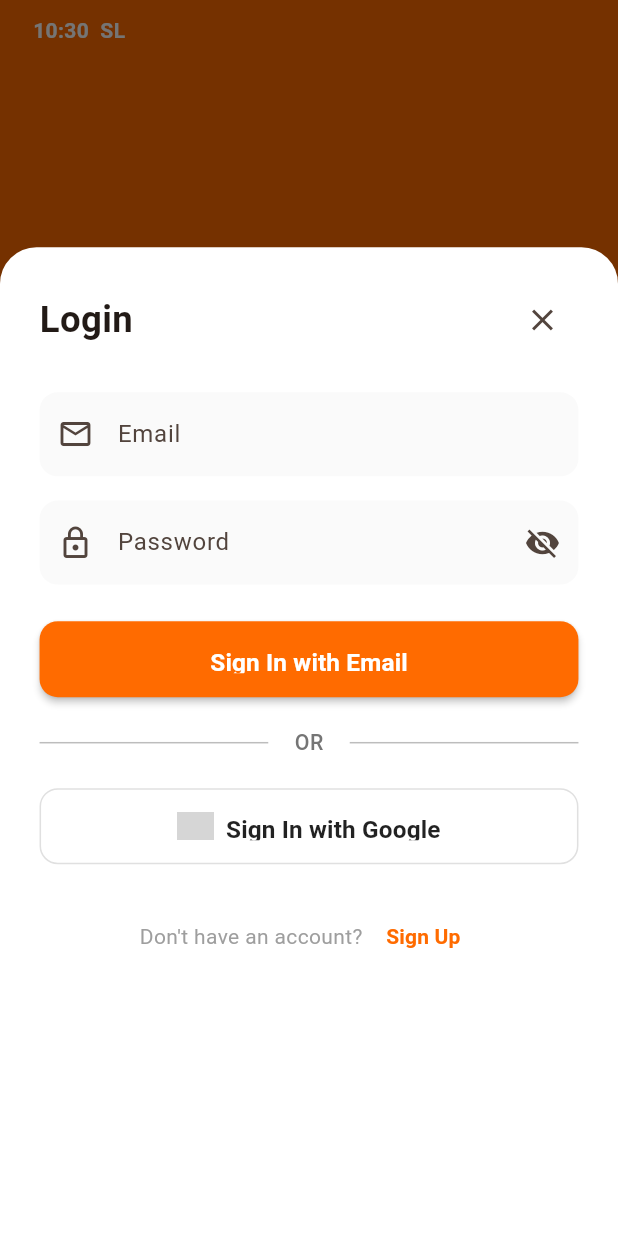
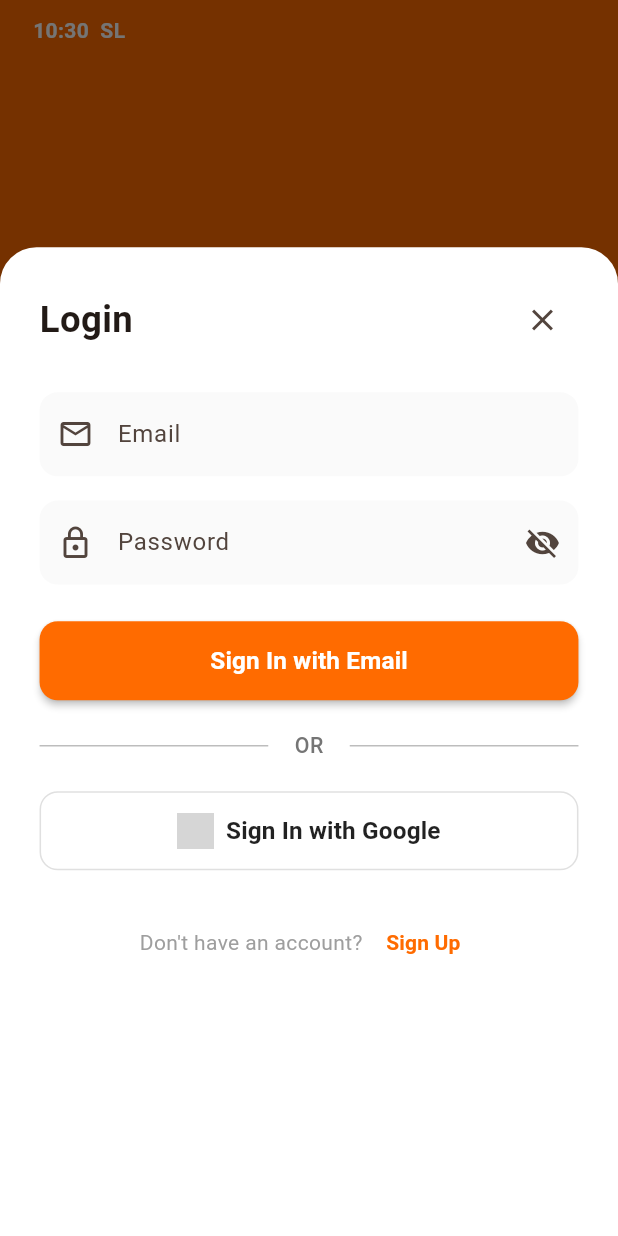
Before and after one commit to SE-LAPS/HBuilder, a Flutter app: the screen it shows after launch, after a tap on "Log in", on a phone screen of 412 x 824 dp. Run offline on Flutter 3.47's test engine with Material 3 defaults, Android fonts, the phone set to English and light mode, and no system bars; our stand-ins replace cached_network_image, carousel_slider, cloud_firestore, firebase_auth, firebase_core, firebase_storage and 10 more; missing offline and left inert: mobile_scanner; accounts and stored records are empty; generated files the repository leaves out were written again; grey boxes are pictures that could not be loaded.

Commit message:
Update sign_in_screen.dart

```diff
--- a/lib/screens/auth/sign_in_screen.dart
+++ b/lib/screens/auth/sign_in_screen.dart
@@ -177,12 +177,14 @@
                                     borderRadius: BorderRadius.circular(30.r),
                                   ),
                                   elevation: 0,
+                                  padding: EdgeInsets.symmetric(vertical: 16.h),
                                 ),
                                 child: Text(
                                   'Log in',
                                   style: TextStyle(
                                     fontSize: 18.sp,
                                     fontWeight: FontWeight.bold,
+                                    height: 1.2,
                                   ),
                                 ),
                               ),
@@ -333,7 +335,7 @@
 
                 // Email Sign In Button
                 SizedBox(
-                  height: 50.h,
+                  height: 52.h,
                   child: ElevatedButton(
                     onPressed: authProvider.isLoading ? null : _signIn,
                     style: ElevatedButton.styleFrom(
@@ -342,6 +344,7 @@
                       shape: RoundedRectangleBorder(
                         borderRadius: BorderRadius.circular(12.r),
                       ),
+                      padding: EdgeInsets.symmetric(vertical: 14.h),
                     ),
                     child: authProvider.isLoading
                         ? const SizedBox(
@@ -359,6 +362,7 @@
                             style: TextStyle(
                               fontSize: 16.sp,
                               fontWeight: FontWeight.bold,
+                              height: 1.2,
                             ),
                           ),
                   ),
@@ -389,7 +393,7 @@
 
                 // Google Sign In Button
                 SizedBox(
-                  height: 50.h,
+                  height: 52.h,
                   child: ElevatedButton.icon(
                     onPressed: authProvider.isLoading
                         ? null
@@ -410,6 +414,7 @@
                         fontSize: 16.sp,
                         fontWeight: FontWeight.w600,
                         color: Colors.black87,
+                        height: 1.2,
                       ),
                     ),
                     style: ElevatedButton.styleFrom(
@@ -420,6 +425,7 @@
                         borderRadius: BorderRadius.circular(12.r),
                       ),
                       elevation: 0,
+                      padding: EdgeInsets.symmetric(vertical: 14.h),
                     ),
                   ),
                 ),
```
